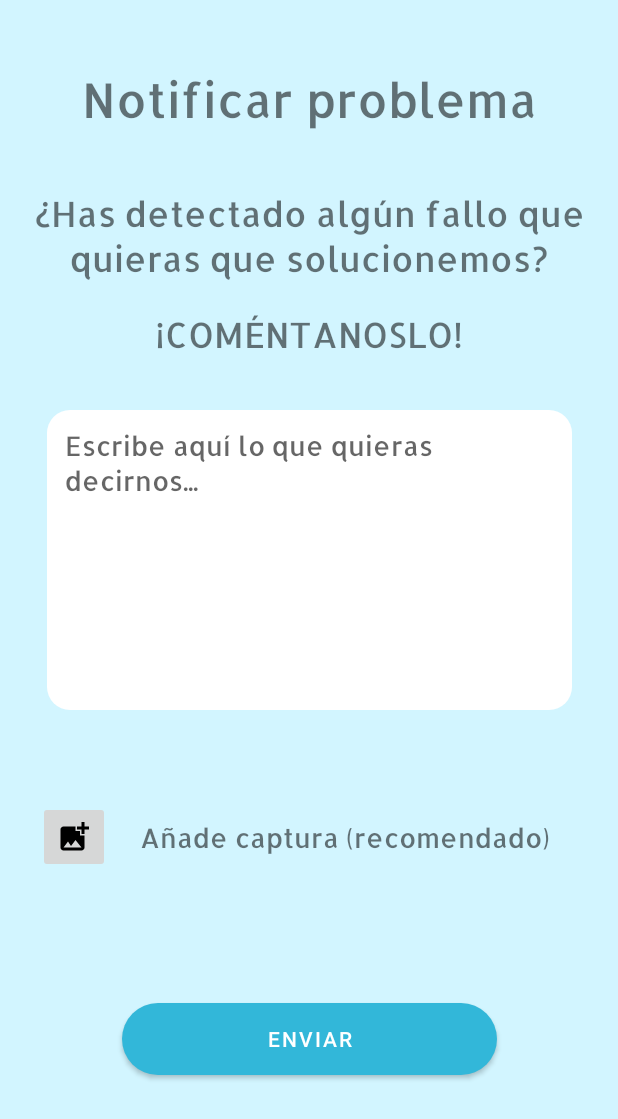
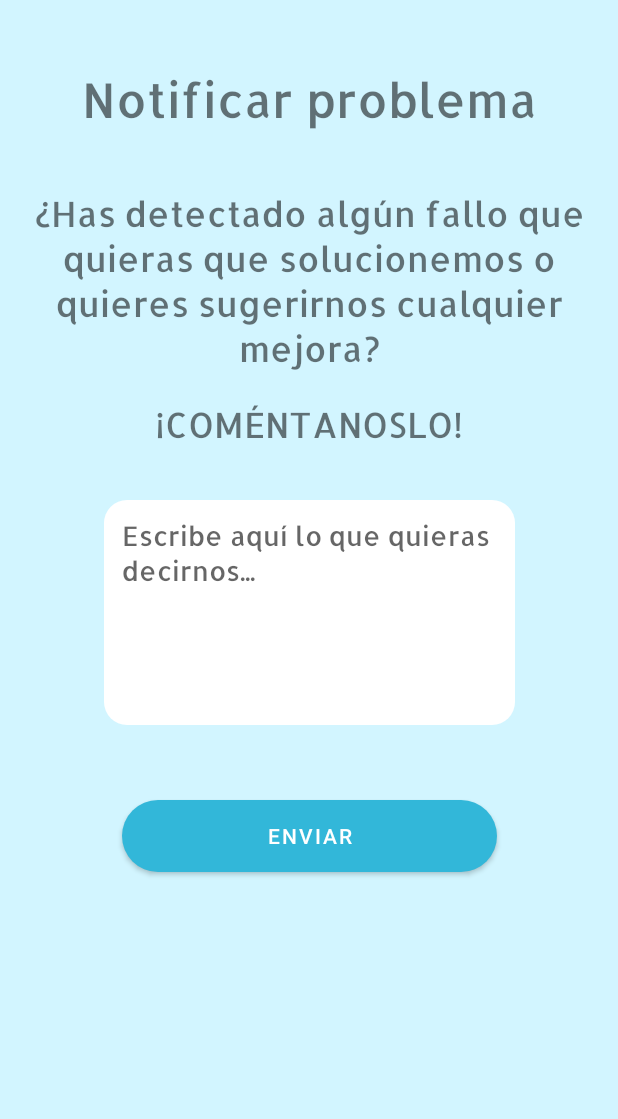
Before and after one commit to Seryiii/TFG-MiHipotecaApp, an Android app: the InformarDeUnProblema screen opened directly, with no data from a screen before it, on a phone screen of 412 x 824 dp. Shown: the top 1119 px of the screen. Run offline under Robolectric (Android 15) with nearby library versions, the phone set to English and light mode, and no system bars; our stand-ins replace Firebase (no records; nobody signed in at launch, a user with empty details on screens opened directly).

Commit message:
simbolo carga al visualizar hipoteca + texto ciclico cargar ofertas + eliminar usuario + notificar problema a un correo

```diff
--- a/MiHipotecaApp/app/src/main/java/es/MiHipotecaApp/TFG/UsuarioRegistrado/InformacionUsuario/InformarDeUnProblema.java
+++ b/MiHipotecaApp/app/src/main/java/es/MiHipotecaApp/TFG/UsuarioRegistrado/InformacionUsuario/InformarDeUnProblema.java
@@ -4,20 +4,44 @@ import androidx.appcompat.app.AppCompatActivity;
 
 import android.content.Intent;
 import android.os.Bundle;
+import android.text.TextUtils;
 import android.view.View;
 import android.widget.Button;
+import android.widget.EditText;
 import android.widget.ImageButton;
+
+import com.google.firebase.auth.FirebaseAuth;
 
 import es.MiHipotecaApp.TFG.R;
 
 public class InformarDeUnProblema extends AppCompatActivity {
 
     private ImageButton agregar_imagen;
+    private Button btn_enviar_problema;
+
+    private EditText edit_texto_error;
 
     @Override
     protected void onCreate(Bundle savedInstanceState) {
         super.onCreate(savedInstanceState);
-        agregar_imagen = findViewById(R.id.agregar_imagen);
         setContentView(R.layout.activity_informar_de_un_problema);
+
+        edit_texto_error    = findViewById(R.id.edit_texto_error);
+        btn_enviar_problema = findViewById(R.id.btn_enviar_problema);
+
+        btn_enviar_problema.setOnClickListener(new View.OnClickListener() {
+            @Override
+            public void onClick(View view) {
+                if(TextUtils.isEmpty(edit_texto_error.getText())) edit_texto_error.setError("Debes rellenar este campo");
+                else {
+                    Intent emailIntent = new Intent(Intent.ACTION_SEND);
+                    emailIntent.setType("plain/text");
+                    emailIntent.putExtra(Intent.EXTRA_EMAIL, new String[]{"csobrado@ucm.es"});
+                    emailIntent.putExtra(Intent.EXTRA_SUBJECT, "Mejora propuesta por " + FirebaseAuth.getInstance().getCurrentUser().getEmail());
+                    emailIntent.putExtra(Intent.EXTRA_TEXT, edit_texto_error.getText().toString());
+                    startActivity(Intent.createChooser(emailIntent, "Enviar correo electrónico"));
+                }
+            }
+        });
     }
 }
--- a/MiHipotecaApp/app/src/main/res/layout/activity_informar_de_un_problema.xml
+++ b/MiHipotecaApp/app/src/main/res/layout/activity_informar_de_un_problema.xml
@@ -47,11 +47,13 @@
 
     <EditText
         android:id="@+id/edit_texto_error"
-        android:layout_width="350dp"
-        android:layout_height="200dp"
+        android:layout_width="wrap_content"
+        android:layout_height="150dp"
         android:background="@drawable/rounded_edit_text"
         android:fontFamily="@font/allerta"
         android:hint="@string/label_texto_error"
+        android:paddingHorizontal="50dp"
+        android:paddingBottom="50dp"
         android:padding="12dp"
         android:layout_margin="35dp"
         android:gravity="top"
@@ -60,49 +62,17 @@
         app:layout_constraintStart_toStartOf="parent"
         app:layout_constraintTop_toBottomOf="@+id/textView20"/>
 
-
-    <LinearLayout
-        android:id="@+id/linearLayout"
-        android:layout_width="match_parent"
-        android:layout_height="70dp"
-        android:layout_marginTop="50dp"
-        android:orientation="horizontal"
-        app:layout_constraintTop_toBottomOf="@+id/edit_texto_error">
-
-        <ImageButton
-            android:id="@+id/agregar_imagen"
-            android:layout_width="48dp"
-            android:layout_height="48dp"
-            android:layout_gravity="center"
-            android:layout_marginStart="25dp"
-            android:src="@drawable/aniadir_foto"
-            app:layout_constraintStart_toStartOf="parent"
-            app:layout_constraintTop_toBottomOf="@+id/circleImageView5" />
-
-        <TextView
-            android:id="@+id/link_abrir_terminos_condiciones"
-            android:layout_width="wrap_content"
-            android:layout_height="wrap_content"
-            android:layout_gravity="center"
-            android:layout_marginLeft="20dp"
-            android:fontFamily="@font/allerta"
-            android:text="@string/label_aniadir_captura"
-            android:textSize="18sp" />
-
-
-    </LinearLayout>
-
     <Button
-        android:id="@+id/btn_registrarse"
+        android:id="@+id/btn_enviar_problema"
         android:layout_width="250dp"
         android:layout_height="wrap_content"
         android:layout_gravity="center"
-        android:layout_marginTop="75dp"
+        android:layout_marginTop="50dp"
         android:background="@drawable/btn_bordes_redondos"
         android:text="@string/txt_btn_enviar_problema"
         app:layout_constraintEnd_toEndOf="parent"
         app:layout_constraintStart_toStartOf="parent"
-        app:layout_constraintTop_toBottomOf="@+id/linearLayout" />
+        app:layout_constraintTop_toBottomOf="@+id/edit_texto_error" />
 
 
 
--- a/MiHipotecaApp/app/src/main/res/layout/activity_mostrar_ofertas.xml
+++ b/MiHipotecaApp/app/src/main/res/layout/activity_mostrar_ofertas.xml
@@ -92,7 +92,8 @@ tools:context=".SimularHipoteca.MostrarOfertas">
         android:layout_height="match_parent"
         android:layout_centerInParent="true"
         android:layout_gravity="center"
-        android:textSize="14dp"
+        android:textSize="20dp"
+        android:textStyle="bold"
         android:text="Esto podria llevar unos segundos..." />
 
 
--- a/MiHipotecaApp/app/src/main/res/values/strings.xml
+++ b/MiHipotecaApp/app/src/main/res/values/strings.xml
@@ -57,7 +57,7 @@
     <string name="label_año_hipoteca_actual">¿Año de hipoteca actual?</string>
     <string name="label_mes_actual">¿Mes de hipoteca actual?</string>
     <string name="label_informar_problema">Notificar problema</string>
-    <string name="label_has_detectado">¿Has detectado algún fallo que quieras que solucionemos?</string>
+    <string name="label_has_detectado">¿Has detectado algún fallo que quieras que solucionemos o quieres sugerirnos cualquier mejora?</string>
     <string name="label_comentanoslo">¡COMÉNTANOSLO!</string>
     <string name="label_texto_error">Escribe aquí lo que quieras \ndecirnos...</string>
     <string name="label_aniadir_captura">Añade captura (recomendado) </string>
```
Also changed, not shown: MiHipotecaApp/app/src/main/java/es/MiHipotecaApp/TFG/SimularHipoteca/MostrarOfertas.java (+22 -0 lines), MiHipotecaApp/app/src/main/java/es/MiHipotecaApp/TFG/UsuarioRegistrado/HipotecasSeguimiento/VisualizarHipotecaSeguimiento.java (+71 -0 lines), MiHipotecaApp/app/src/main/java/es/MiHipotecaApp/TFG/UsuarioRegistrado/InformacionUsuario/InfoPerfilUsuario.java (+59 -4 lines), MiHipotecaApp/app/src/main/res/layout/activity_visualizar_hipoteca_seguimiento.xml (+68 -27 lines).
